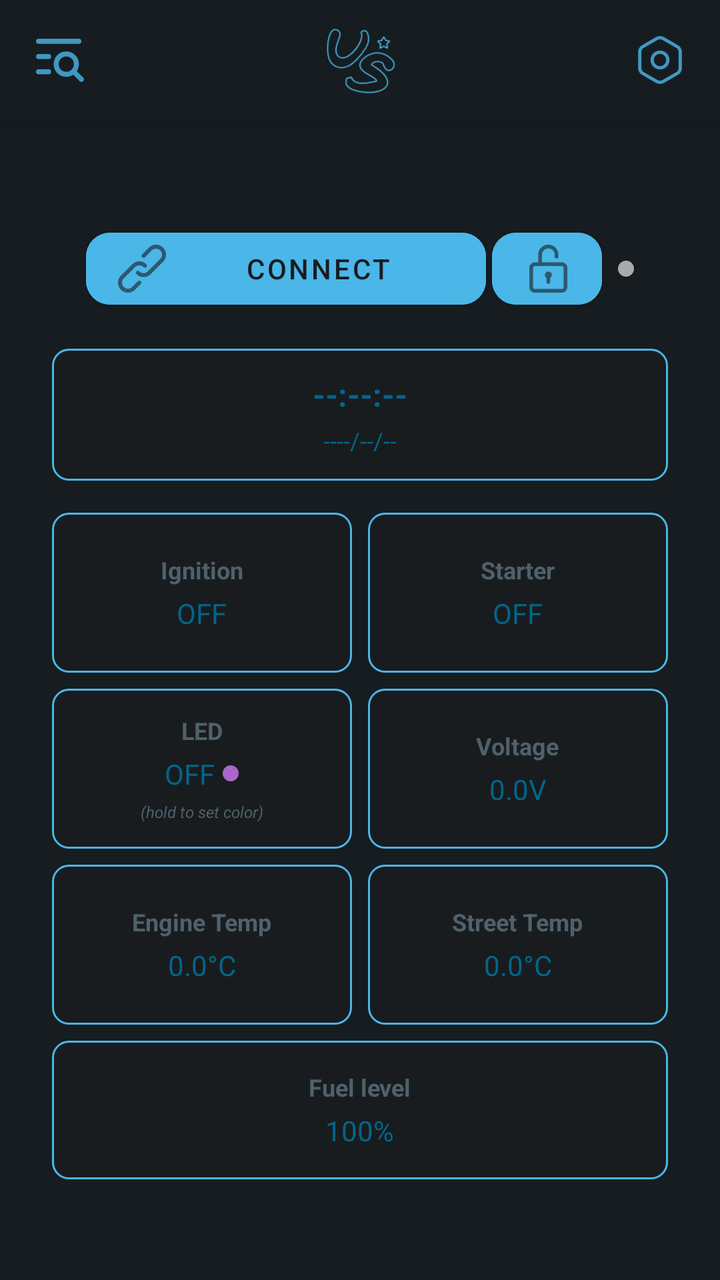
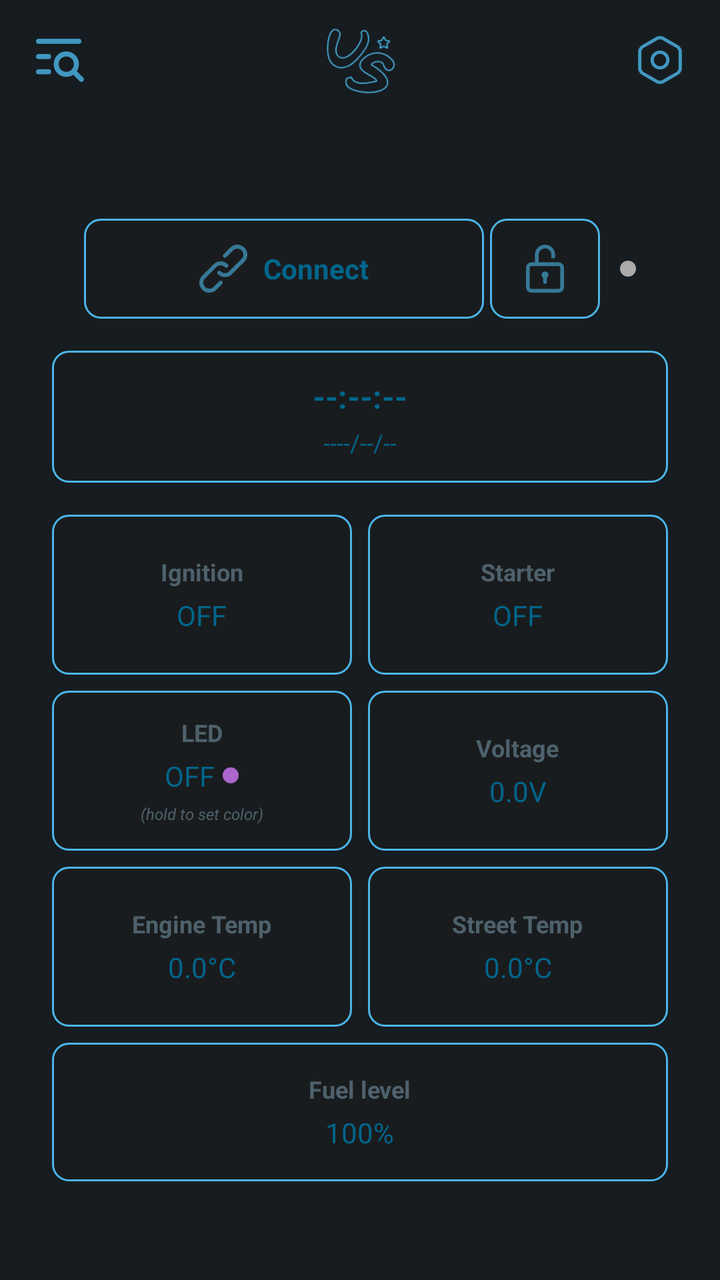

Compare the two renders of this Android layout. The source of the first and the diff that turns it into the second are given below.
<!-- AndroidManifest.xml: application theme Theme.Nsline22 -->
<!-- res/layout/activity_main.xml -->
<?xml version="1.0" encoding="utf-8"?>
<LinearLayout xmlns:android="http://schemas.android.com/apk/res/android"
    xmlns:app="http://schemas.android.com/apk/res-auto"
    xmlns:tools="http://schemas.android.com/tools"
    android:layout_width="match_parent"
    android:layout_height="match_parent"
    android:background="@color/background_dark"
    android:orientation="vertical"
    tools:context=".MainActivity">

    
    <RelativeLayout
        android:layout_width="match_parent"
        android:layout_height="wrap_content"
        android:background="@color/background_dark"
        android:padding="5dp"
        android:elevation="4dp"
        android:outlineProvider="bounds"
        android:paddingStart="10dp"
        android:paddingEnd="10dp">

        <ImageButton
            android:id="@+id/settingsButton"
            android:layout_width="40dp"
            android:layout_height="40dp"
            android:layout_alignParentEnd="true"
            android:layout_centerVertical="true"
            android:background="?attr/selectableItemBackgroundBorderless"
            android:contentDescription="Settings"
            android:scaleType="centerInside"
            android:src="@drawable/ic_settings"
            android:tint="?attr/colorPrimary"/>

        <ImageView
            android:id="@+id/app_icon"
            android:layout_width="40dp"
            android:layout_height="40dp"
            android:contentDescription="UniStart"
            android:src="@drawable/ic_appic"
            android:scaleType="fitCenter"
            android:tint="?attr/colorPrimary"
            android:layout_marginBottom="10dp"
            android:layout_centerHorizontal="true"
            android:layout_centerVertical="true"/>

        <ImageButton
            android:id="@+id/logsButton"
            android:layout_width="40dp"
            android:layout_height="40dp"
            android:layout_alignParentStart="true"
            android:layout_centerVertical="true"
            android:background="?attr/selectableItemBackgroundBorderless"
            android:contentDescription="Open Logs"
            android:scaleType="centerInside"
            android:src="@drawable/ic_visibility_off"
            android:tint="?attr/colorPrimary"/>

    </RelativeLayout>

    
    <ScrollView
        android:layout_width="match_parent"
        android:layout_height="0dp"
        android:layout_weight="1"
        android:fillViewport="true">

        <LinearLayout
            android:layout_width="match_parent"
            android:layout_height="match_parent"
            android:orientation="vertical"
            android:gravity="center">

            <LinearLayout
                android:layout_width="wrap_content"
                android:layout_height="wrap_content"
                android:orientation="vertical"
                android:gravity="center_horizontal"
                android:padding="16dp">

                
                <LinearLayout
                    android:layout_width="wrap_content"
                    android:layout_height="wrap_content"
                    android:orientation="horizontal"
                    android:gravity="center_vertical"
                    android:layout_marginBottom="16dp">

                    <Button
                        android:id="@+id/connectButton"
                        android:layout_width="200dp"
                        android:layout_height="wrap_content"
                        android:text="@string/connect"
                        android:backgroundTint="?attr/colorPrimary"
                        android:textColor="@color/material_dynamic_neutral_variant10"
                        app:cornerRadius="12dp"
                        android:drawableLeft="@drawable/link"
                        android:drawableTint="@color/material_dynamic_neutral_variant10" />

                    <Button
                        android:id="@+id/buttonU"
                        android:layout_width="55dp"
                        android:layout_height="wrap_content"
                        android:backgroundTint="?attr/colorPrimary"
                        android:drawableLeft="@drawable/un"
                        android:text=""
                        android:textColor="@color/black"
                        app:cornerRadius="12dp"
                        android:layout_marginStart="3dp"
                        android:drawableTint="@color/material_dynamic_neutral_variant10" />

                    <View
                        android:id="@+id/connectionIndicator"
                        android:layout_width="8dp"
                        android:layout_height="8dp"
                        android:layout_marginStart="8dp"
                        android:background="@drawable/connection_indicator" />

                </LinearLayout>

                
                <LinearLayout
                    android:layout_width="308dp"
                    android:layout_height="wrap_content"
                    android:orientation="vertical"
                    android:background="@drawable/output_background"
                    android:padding="12dp"
                    android:layout_marginBottom="16dp"
                    android:gravity="center">

                    <TextView
                        android:id="@+id/timeTextView"
                        android:layout_width="wrap_content"
                        android:layout_height="wrap_content"
                        android:text="--:--:--"
                        android:textColor="@color/material_dynamic_primary60"
                        android:textSize="16sp"
                        android:textStyle="bold" />

                    <TextView
                        android:id="@+id/dateTextView"
                        android:layout_width="wrap_content"
                        android:layout_height="wrap_content"
                        android:text="----/--/--"
                        android:textColor="@color/material_dynamic_primary60"
                        android:textSize="12sp"
                        android:layout_marginTop="4dp" />

                </LinearLayout>

                
                <LinearLayout
                    android:layout_width="wrap_content"
                    android:layout_height="wrap_content"
                    android:orientation="vertical"
                    android:gravity="center">

                    
                    <LinearLayout
                        android:layout_width="wrap_content"
                        android:layout_height="wrap_content"
                        android:orientation="horizontal"
                        android:layout_marginBottom="8dp"
                        android:gravity="center">

                        
                        <LinearLayout
                            android:id="@+id/ignitionContainer"
                            android:layout_width="150dp"
                            android:layout_height="80dp"
                            android:orientation="vertical"
                            android:background="@drawable/output_background"
                            android:padding="12dp"
                            android:layout_marginEnd="8dp"
                            android:gravity="center"
                            android:clickable="true"
                            android:focusable="true"
                            android:foreground="?attr/selectableItemBackground">

                            <TextView
                                android:layout_width="wrap_content"
                                android:layout_height="wrap_content"
                                android:text="Ignition"
                                android:textColor="@color/material_dynamic_secondary60"
                                android:textSize="12sp"
                                android:textStyle="bold" />

                            <TextView
                                android:id="@+id/ignitionStatus"
                                android:layout_width="wrap_content"
                                android:layout_height="wrap_content"
                                android:text="OFF"
                                android:textColor="@color/material_dynamic_primary60"
                                android:textSize="14sp"
                                android:layout_marginTop="4dp" />

                        </LinearLayout>

                        
                        <LinearLayout
                            android:id="@+id/starterContainer"
                            android:layout_width="150dp"
                            android:layout_height="80dp"
                            android:orientation="vertical"
                            android:background="@drawable/output_background"
                            android:padding="12dp"
                            android:gravity="center"
                            android:clickable="true"
                            android:focusable="true"
                            android:foreground="?attr/selectableItemBackground">

                            <TextView
                                android:layout_width="wrap_content"
                                android:layout_height="wrap_content"
                                android:text="Starter"
                                android:textColor="@color/material_dynamic_secondary60"
                                android:textSize="12sp"
                                android:textStyle="bold" />

                            <TextView
                                android:id="@+id/starterStatus"
                                android:layout_width="wrap_content"
                                android:layout_height="wrap_content"
                                android:text="OFF"
                                android:textColor="@color/material_dynamic_primary60"
                                android:textSize="14sp"
                                android:layout_marginTop="4dp" />

                        </LinearLayout>

                    </LinearLayout>

                    
                    <LinearLayout
                        android:layout_width="wrap_content"
                        android:layout_height="wrap_content"
                        android:orientation="horizontal"
                        android:layout_marginBottom="8dp"
                        android:gravity="center">

                        
                        <LinearLayout
                            android:id="@+id/ledContainer"
                            android:layout_width="150dp"
                            android:layout_height="80dp"
                            android:orientation="vertical"
                            android:background="@drawable/output_background"
                            android:padding="12dp"
                            android:layout_marginEnd="8dp"
                            android:gravity="center"
                            android:clickable="true"
                            android:focusable="true"
                            android:foreground="?attr/selectableItemBackground">

                            <TextView
                                android:layout_width="wrap_content"
                                android:layout_height="wrap_content"
                                android:text="LED"
                                android:textColor="@color/material_dynamic_secondary60"
                                android:textSize="12sp"
                                android:textStyle="bold" />

                            
                            <LinearLayout
                                android:layout_width="wrap_content"
                                android:layout_height="wrap_content"
                                android:orientation="horizontal"
                                android:gravity="center"
                                android:layout_marginTop="4dp">

                                <TextView
                                    android:id="@+id/ledStatus"
                                    android:layout_width="wrap_content"
                                    android:layout_height="wrap_content"
                                    android:text="OFF"
                                    android:textColor="@color/material_dynamic_primary60"
                                    android:textSize="14sp" />

                                <ImageView
                                    android:layout_width="8dp"
                                    android:layout_height="8dp"
                                    android:layout_marginStart="4dp"
                                    android:src="@drawable/connection_indicator"
                                    android:tint="@android:color/holo_purple"/>

                            </LinearLayout>

                            <TextView
                                android:layout_width="wrap_content"
                                android:layout_height="wrap_content"
                                android:text="(hold to set color)"
                                android:textColor="@color/material_dynamic_secondary60"
                                android:textSize="8sp"
                                android:textStyle="italic"
                                android:layout_marginTop="4dp" />

                        </LinearLayout>

                        
                        <LinearLayout
                            android:layout_width="150dp"
                            android:layout_height="80dp"
                            android:orientation="vertical"
                            android:background="@drawable/output_background"
                            android:padding="12dp"
                            android:gravity="center">

                            <TextView
                                android:layout_width="wrap_content"
                                android:layout_height="wrap_content"
                                android:text="Voltage"
                                android:textColor="@color/material_dynamic_secondary60"
                                android:textSize="12sp"
                                android:textStyle="bold" />

                            <TextView
                                android:id="@+id/voltageStatus"
                                android:layout_width="wrap_content"
                                android:layout_height="wrap_content"
                                android:text="0.0V"
                                android:textColor="@color/material_dynamic_primary60"
                                android:textSize="14sp"
                                android:layout_marginTop="4dp" />

                        </LinearLayout>

                    </LinearLayout>

                    
                    <LinearLayout
                        android:layout_width="wrap_content"
                        android:layout_height="wrap_content"
                        android:orientation="horizontal"
                        android:gravity="center">

                        
                        <LinearLayout
                            android:layout_width="150dp"
                            android:layout_height="80dp"
                            android:orientation="vertical"
                            android:background="@drawable/output_background"
                            android:padding="12dp"
                            android:layout_marginEnd="8dp"
                            android:gravity="center">

                            <TextView
                                android:layout_width="wrap_content"
                                android:layout_height="wrap_content"
                                android:text="Engine Temp"
                                android:textColor="@color/material_dynamic_secondary60"
                                android:textSize="12sp"
                                android:textStyle="bold" />

                            <TextView
                                android:id="@+id/engineTempStatus"
                                android:layout_width="wrap_content"
                                android:layout_height="wrap_content"
                                android:text="0.0°C"
                                android:textColor="@color/material_dynamic_primary60"
                                android:textSize="14sp"
                                android:layout_marginTop="4dp" />

                        </LinearLayout>

                        
                        <LinearLayout
                            android:layout_width="150dp"
                            android:layout_height="80dp"
                            android:orientation="vertical"
                            android:background="@drawable/output_background"
                            android:padding="12dp"
                            android:gravity="center">

                            <TextView
                                android:layout_width="wrap_content"
                                android:layout_height="wrap_content"
                                android:text="Street Temp"
                                android:textColor="@color/material_dynamic_secondary60"
                                android:textSize="12sp"
                                android:textStyle="bold" />

                            <TextView
                                android:id="@+id/streetTempStatus"
                                android:layout_width="wrap_content"
                                android:layout_height="wrap_content"
                                android:text="0.0°C"
                                android:textColor="@color/material_dynamic_primary60"
                                android:textSize="14sp"
                                android:layout_marginTop="4dp" />

                        </LinearLayout>

                    </LinearLayout>

                </LinearLayout>

                <LinearLayout
                    android:layout_width="308dp"
                    android:layout_height="wrap_content"
                    android:orientation="vertical"
                    android:background="@drawable/output_background"
                    android:padding="15dp"
                    android:layout_marginTop="8dp"
                    android:gravity="center">

                    <TextView
                        android:layout_width="wrap_content"
                        android:layout_height="wrap_content"
                        android:text="Fuel level"
                        android:textColor="@color/material_dynamic_secondary60"
                        android:textSize="12sp"
                        android:textStyle="bold" />

                    <TextView
                        android:id="@+id/fuelLevel"
                        android:layout_width="wrap_content"
                        android:layout_height="wrap_content"
                        android:text="100%"
                        android:textColor="@color/material_dynamic_primary60"
                        android:textSize="14sp"
                        android:layout_marginTop="4dp" />

                </LinearLayout>

            </LinearLayout>

        </LinearLayout>

    </ScrollView>

</LinearLayout>
<!-- resources referenced by this layout -->
<resources>
  <color name="background_dark">@color/material_dynamic_neutral_variant10</color>
  <color name="black">#FF000000</color>
  <color name="material_dynamic_neutral_variant10">#1C1B1F</color>
  <color name="material_dynamic_primary60">#9A82DB</color>
  <color name="material_dynamic_secondary60">#9A8D9E</color>
  <!-- drawable connection_indicator (drawable) -->
  <shape xmlns:android="http://schemas.android.com/apk/res/android"
      android:shape="oval">
      <solid android:color="@android:color/darker_gray" />
      <size
          android:width="16dp"
          android:height="16dp" />
  </shape>
  <!-- drawable ic_appic: png bitmap (drawable, 3740 bytes) -->
  <!-- drawable ic_settings: png bitmap (drawable-hdpi, 670 bytes) -->
  <!-- drawable ic_visibility_off: png bitmap (drawable-hdpi, 684 bytes) -->
  <!-- drawable link: png bitmap (drawable-hdpi, 674 bytes) -->
  <!-- drawable output_background (drawable) -->
  <shape xmlns:android="http://schemas.android.com/apk/res/android">
      <solid android:color="@color/material_dynamic_neutral10" />
      <stroke android:width="1dp" android:color="?attr/colorPrimary" />
      <corners android:radius="8dp" />
  </shape>
  <!-- drawable un: png bitmap (drawable-hdpi, 617 bytes) -->
  <string name="connect">Connect</string>
  <style name="Theme.Nsline22" parent="Theme.MaterialComponents.DayNight.NoActionBar">
          <item name="android:windowBackground">@color/material_dynamic_neutral_variant10</item>
          <item name="colorPrimary">@color/material_dynamic_primary70</item>
          <item name="editTextStyle">@style/EditTextStyle</item>
          <item name="android:statusBarColor">@color/material_dynamic_neutral_variant10</item>
          <item name="android:navigationBarColor">@color/material_dynamic_neutral_variant10</item>
      </style>
  <color name="material_dynamic_neutral10">#1C1B1F</color>
  <color name="material_dynamic_primary70">#B69DF8</color>
  <style name="EditTextStyle" parent="Widget.MaterialComponents.TextInputLayout.OutlinedBox">
          <item name="boxStrokeColor">@color/material_dynamic_primary70</item>
          <item name="android:textColorHint">@color/material_dynamic_primary70</item>
          <item name="android:textColor">@color/white</item>
          <item name="android:paddingStart">12dp</item>
          <item name="android:paddingEnd">12dp</item>
          <item name="android:paddingTop">8dp</item>
          <item name="android:paddingBottom">8dp</item>
      </style>
  <color name="white">#FFFFFFFF</color>
</resources>

<!-- the commit's change to res/layout/activity_main.xml (unified diff, before → after) -->
@@ -85,34 +85,62 @@
                     android:gravity="center_vertical"
                     android:layout_marginBottom="16dp">
 
-                    <Button
+                    
+                    <LinearLayout
                         android:id="@+id/connectButton"
                         android:layout_width="200dp"
-                        android:layout_height="wrap_content"
-                        android:text="@string/connect"
-                        android:backgroundTint="?attr/colorPrimary"
-                        android:textColor="@color/material_dynamic_neutral_variant10"
-                        app:cornerRadius="12dp"
-                        android:drawableLeft="@drawable/link"
-                        android:drawableTint="@color/material_dynamic_neutral_variant10" />
-
-                    <Button
+                        android:layout_height="50dp"
+                        android:orientation="horizontal"
+                        android:background="@drawable/output_background"
+                        android:gravity="center"
+                        android:clickable="true"
+                        android:focusable="true"
+                        android:foreground="?attr/selectableItemBackground">
+
+                        <ImageView
+                            android:layout_width="24dp"
+                            android:layout_height="24dp"
+                            android:src="@drawable/link"
+                            android:tint="?attr/colorPrimary"
+                            android:layout_marginEnd="8dp"/>
+
+                        <TextView
+                            android:id="@+id/connectButtonText"
+                            android:layout_width="wrap_content"
+                            android:layout_height="wrap_content"
+                            android:text="@string/connect"
+                            android:textColor="@color/material_dynamic_primary60"
+                            android:textSize="14sp"
+                            android:textStyle="bold"/>
+
+                    </LinearLayout>
+
+                    
+                    <LinearLayout
                         android:id="@+id/buttonU"
                         android:layout_width="55dp"
-                        android:layout_height="wrap_content"
-                        android:backgroundTint="?attr/colorPrimary"
-                        android:drawableLeft="@drawable/un"
-                        android:text=""
-                        android:textColor="@color/black"
-                        app:cornerRadius="12dp"
+                        android:layout_height="50dp"
+                        android:orientation="horizontal"
+                        android:background="@drawable/output_background"
+                        android:gravity="center"
                         android:layout_marginStart="3dp"
-                        android:drawableTint="@color/material_dynamic_neutral_variant10" />
+                        android:clickable="true"
+                        android:focusable="true"
+                        android:foreground="?attr/selectableItemBackground">
+
+                        <ImageView
+                            android:layout_width="24dp"
+                            android:layout_height="24dp"
+                            android:src="@drawable/un"
+                            android:tint="?attr/colorPrimary"/>
+
+                    </LinearLayout>
 
                     <View
                         android:id="@+id/connectionIndicator"
                         android:layout_width="8dp"
                         android:layout_height="8dp"
-                        android:layout_marginStart="8dp"
+                        android:layout_marginStart="10dp"
                         android:background="@drawable/connection_indicator" />
 
                 </LinearLayout>
<!-- resource entries referenced after the edit -->
@@ -1,7 +1,6 @@
 <!-- resources referenced by this layout -->
 <resources>
   <color name="background_dark">@color/material_dynamic_neutral_variant10</color>
-  <color name="black">#FF000000</color>
   <color name="material_dynamic_neutral_variant10">#1C1B1F</color>
   <color name="material_dynamic_primary60">#9A82DB</color>
   <color name="material_dynamic_secondary60">#9A8D9E</color>
